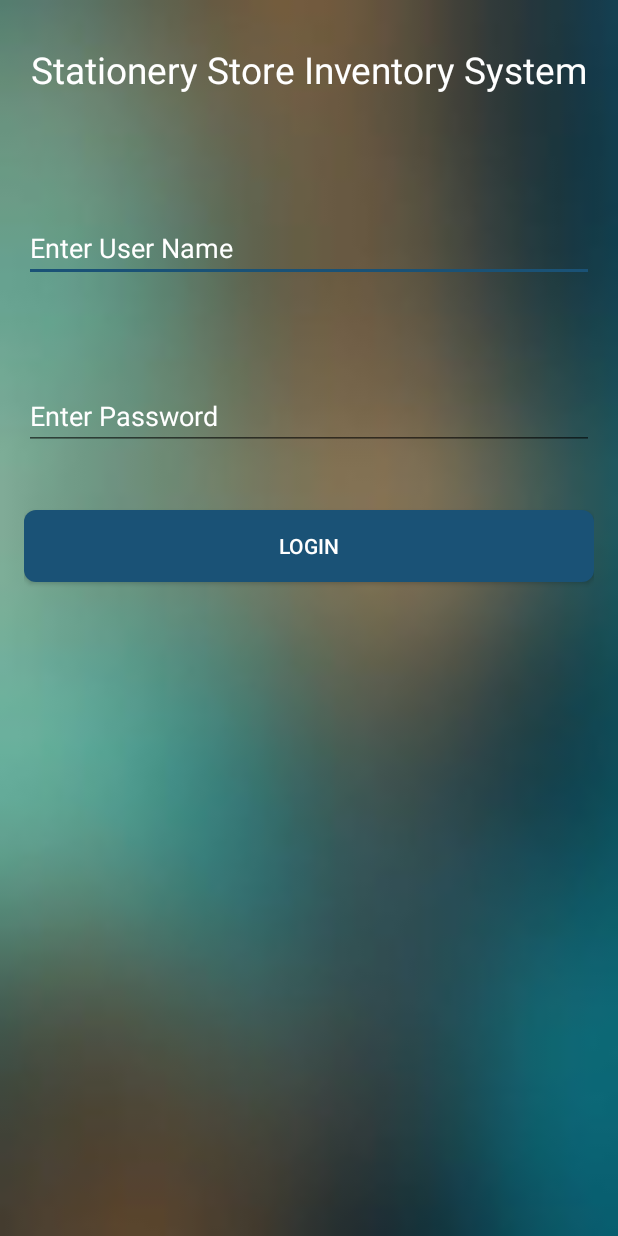
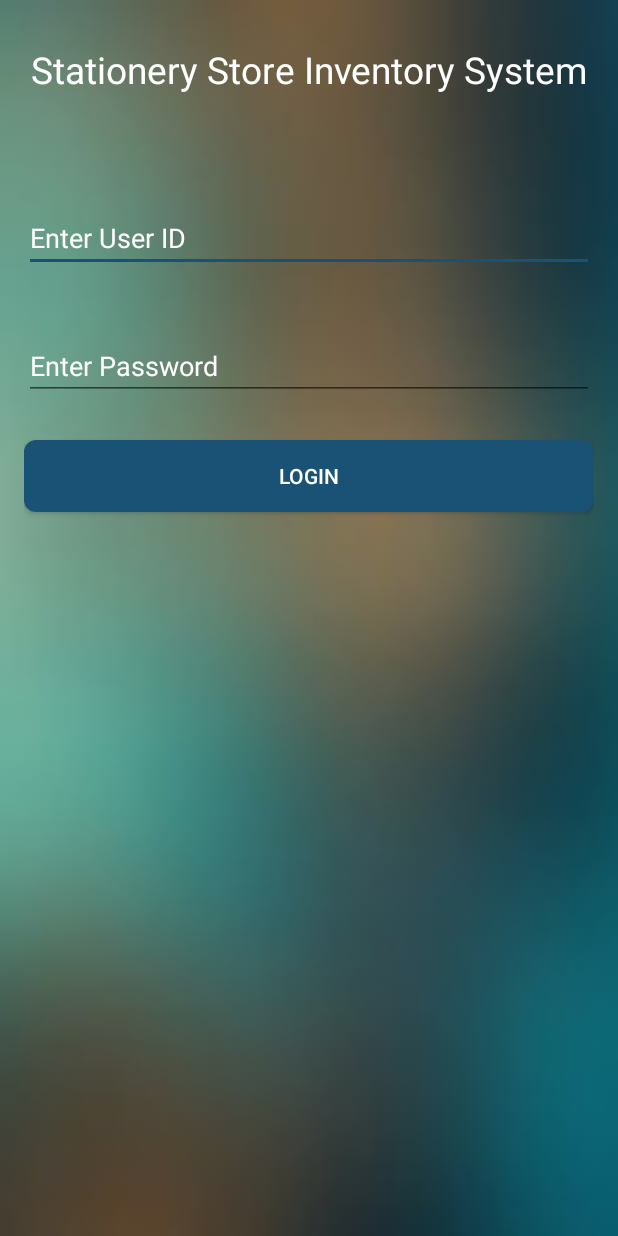
Before and after one commit to GogulKannan/Team7Android, an Android app: the screen it shows after launch (MainActivity), after a tap on "LOGIN", on a phone screen of 412 x 824 dp. Run offline under Robolectric (Android 15) with nearby library versions, the phone set to English and light mode, and no system bars; libraries missing offline, so code that uses them is left out: junit.framework; 1 statement that could not run was skipped.

Commit message:
gokul pushing-7

```diff
--- a/app/src/main/java/com/example/gogul/adandroid/DisbursementMainmenu.java
+++ b/app/src/main/java/com/example/gogul/adandroid/DisbursementMainmenu.java
@@ -189,11 +189,10 @@ public class DisbursementMainmenu extends AppCompatActivity
     {
 
         final Dialog d = new Dialog(this);
-        d.setTitle(deptname);
         d.setContentView(R.layout.successchange);
         d.setCancelable(false);
         TextView msgread= (TextView)d.findViewById(R.id.messagedia);
-        msgread.setText("have changed the collection point to "+location+".");
+        msgread.setText(deptname+" have changed the collection point to "+location+".");
         Button t = (Button) d.findViewById(R.id.btnsuccok);
         t.setOnClickListener(new View.OnClickListener() {
             @Override
--- a/app/src/main/java/com/example/gogul/adandroid/UnfulfilledRequisitions.java
+++ b/app/src/main/java/com/example/gogul/adandroid/UnfulfilledRequisitions.java
@@ -293,11 +293,10 @@ public class UnfulfilledRequisitions extends AppCompatActivity
     {
 
         final Dialog d = new Dialog(this);
-        d.setTitle(deptname);
         d.setContentView(R.layout.successchange);
         d.setCancelable(false);
         TextView msgread= (TextView)d.findViewById(R.id.messagedia);
-        msgread.setText("have accepted the Disbursement.");
+        msgread.setText(deptname+" have accepted the Disbursement.");
         Button t = (Button) d.findViewById(R.id.btnsuccok);
         t.setOnClickListener(new View.OnClickListener() {
             @Override
--- a/app/src/main/java/com/example/gogul/adandroid/wcfRequisitionList.java
+++ b/app/src/main/java/com/example/gogul/adandroid/wcfRequisitionList.java
@@ -56,7 +56,7 @@ public class wcfRequisitionList extends java.util.HashMap<String,String> {
     public static Void collected(String collected , String itenno)
     {
         try{
-            JSONParser.getStream("http://10.10.2.101/Team7ADProject/Store/MarkAsCollected?collectedQuantity="+collected+"&itemNo="+itenno);
+            JSONParser.getStream("http://172.17.254.183/Team7adproject//Store/MarkAsCollected?collectedQuantity="+collected+"&itemNo="+itenno);
         }catch (Exception e)
         {       }
 
--- a/app/src/main/java/com/example/gogul/adandroid/wcflogin.java
+++ b/app/src/main/java/com/example/gogul/adandroid/wcflogin.java
@@ -50,7 +50,7 @@ public class wcflogin extends java.util.HashMap<String,String> {
 
     public static String hostname()
     {
-        String host = "http://10.10.2.101/Team7ADProject/Service.svc";
+        String host = "http://172.17.254.183/Team7adproject/Service.svc";
         return host;
     }
 
--- a/app/src/main/res/layout/activity_main.xml
+++ b/app/src/main/res/layout/activity_main.xml
@@ -31,7 +31,7 @@
 
     <TextView
         android:layout_width="wrap_content"
-        android:layout_height="80px"
+        android:layout_height="70px"
         />
 
 
@@ -39,9 +39,9 @@
     <EditText
         android:layout_width="match_parent"
         android:layout_height="wrap_content"
-        android:inputType="textPersonName"
+        android:inputType="number"
         android:textColor="@color/white"
-        android:hint="Enter User Name"
+        android:hint="Enter User ID"
         android:textColorHint="@color/white"
         android:ems="10"
 
@@ -49,7 +49,7 @@
 
     <TextView
         android:layout_width="wrap_content"
-        android:layout_height="100px"
+        android:layout_height="60px"
         />
     <EditText
         android:layout_width="match_parent"
@@ -94,7 +94,7 @@
 
     <TextView
         android:layout_width="wrap_content"
-        android:layout_height="50px"
+        android:layout_height="30px"
         />
 
 
--- a/app/src/main/res/layout/successchange.xml
+++ b/app/src/main/res/layout/successchange.xml
@@ -14,7 +14,9 @@
         android:textSize="20dp"
         android:id="@+id/messagedia"
         android:textColor="@color/darkblack"
-        android:layout_weight="0.05" />
+        android:layout_marginTop="25dp"
+        android:layout_weight="0.05"
+        android:layout_marginBottom="10dp"/>
 
     <Button
         android:text="Ok"
```
Also changed, not shown: 7 other files.
